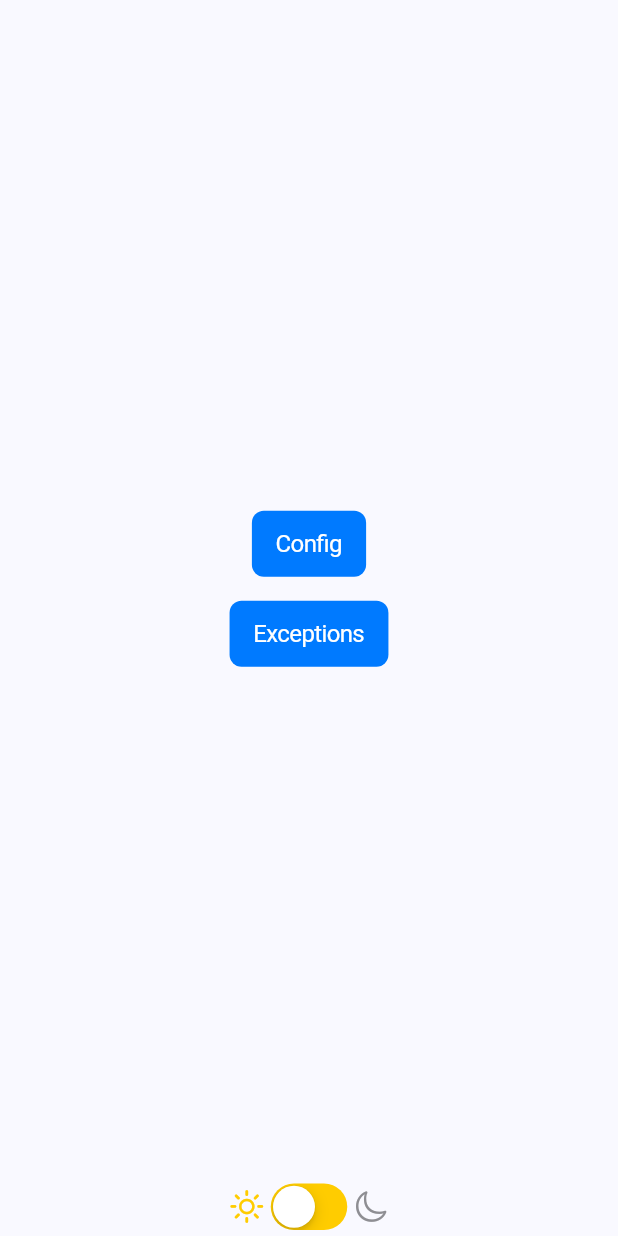
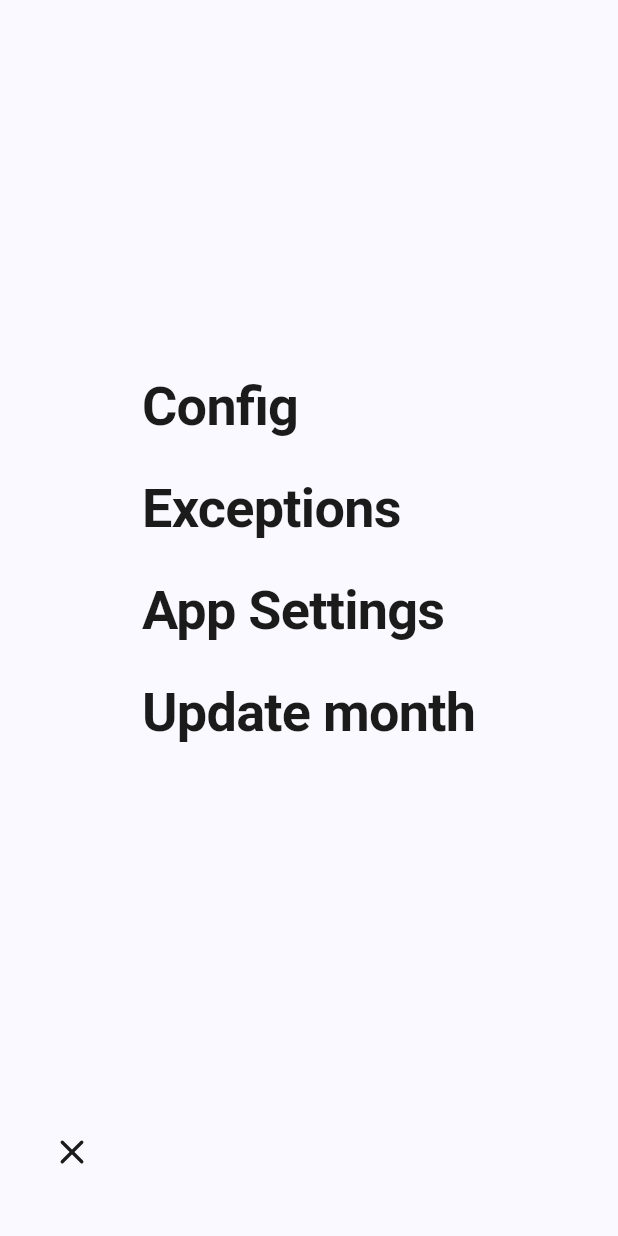
Before and after one commit to JoelSmith123/household_expenses_splitter, a Flutter app: what menuScreen() shows on an empty page, opened directly, on a phone screen of 412 x 824 dp. Run offline on Flutter 3.47's test engine with Material 3 defaults, Android fonts, the phone set to English and light mode, and no system bars; our stand-ins replace flutter_contacts, google_fonts, supabase_flutter; missing offline and left inert: supabase_auth_ui; accounts and stored records are empty.

Commit message:
Redesign menu screen with plain-text items and floating close button
Matches the design's "menu overlay": no chrome, just a left-aligned
column of headline-style menu items centered on the cream canvas, with
a plain ink × at the same bottom-left coordinates as the home screen's
hamburger so the user's thumb never moves.

Items: Config, Exceptions, App Settings, Update month. Update month
preserves access to the existing entry flow (start → income →
expenses → summary) now that home — not start — is the post-signin
landing page.

The brightness toggle that lived on this screen is dropped here and
will be relocated to the App Settings screen in a follow-up commit.
The App Settings menu item is wired but its destination route is not
yet registered, so tapping it falls through until that screen lands.

```diff
--- a/lib/main.dart
+++ b/lib/main.dart
@@ -200,7 +200,7 @@ class MyHomePage extends StatelessWidget {
     ];
     // Pages that own their own padding/safe-area + draw their own floating
     // nav button instead of relying on the top CupertinoNavigationBar.
-    const fullBleedPages = {'home'};
+    const fullBleedPages = {'home', 'menu'};
 
     return Consumer<AppState>(
       builder: (context, appState, child) {
--- a/lib/menu_screen.dart
+++ b/lib/menu_screen.dart
@@ -1,73 +1,78 @@
 import 'package:flutter/cupertino.dart';
 import 'package:provider/provider.dart';
+
 import 'providers/app_state.dart';
+import 'styles/app_styles.dart';
+import 'widgets/floating_nav_button.dart';
+
+class _MenuItem {
+  final String label;
+  final String route;
+  const _MenuItem(this.label, this.route);
+}
+
+const List<_MenuItem> _menuItems = [
+  _MenuItem('Config', 'config'),
+  _MenuItem('Exceptions', 'exceptions'),
+  _MenuItem('App Settings', 'app settings'),
+  _MenuItem('Update month', 'start'),
+];
 
 Widget menuScreen() {
-  return Consumer<AppState>(builder: (context, appState, child) {
-    return SizedBox.expand(
+  return Consumer<AppState>(
+    builder: (context, appState, _) {
+      return SafeArea(
+        child: Stack(
+          children: [
+            Column(
+              children: [
+                // Spacer matches the home screen's app-bar height so the
+                // visual rhythm stays consistent when toggling between them.
+                const SizedBox(height: 44),
+                Expanded(
+                  child: Center(
+                    child: Padding(
+                      padding: const EdgeInsets.fromLTRB(
+                        AppSpacing.lg - 4, // 20
+                        0,
+                        AppSpacing.lg - 4, // 20
+                        120, // clearance for floating close button
+                      ),
                       child: Column(
-        children: <Widget>[
-          const Spacer(),
+                        mainAxisSize: MainAxisSize.min,
+                        crossAxisAlignment: CrossAxisAlignment.start,
+                        children: [
+                          for (var i = 0; i < _menuItems.length; i++) ...[
+                            if (i > 0) const SizedBox(height: 28),
                             CupertinoButton(
-            padding:
-                const EdgeInsets.symmetric(horizontal: 16.0, vertical: 8.0),
-            color: CupertinoColors.activeBlue,
-            borderRadius: BorderRadius.circular(8.0),
-            child: const Text(
-              'Config',
-              style: TextStyle(
-                fontSize: 16.0,
-                color: CupertinoColors.white,
+                              padding: EdgeInsets.zero,
+                              minimumSize: Size.zero,
+                              pressedOpacity: 0.5,
+                              onPressed: () =>
+                                  appState.navigateToPage(_menuItems[i].route),
+                              child: Text(
+                                _menuItems[i].label,
+                                style: AppText.menuItem(),
                               ),
                             ),
-            onPressed: () {
-              appState.navigateToPage('config');
-            },
+                          ],
+                        ],
                       ),
-          const SizedBox(height: 16.0),
-          CupertinoButton(
-            padding:
-                const EdgeInsets.symmetric(horizontal: 16.0, vertical: 8.0),
-            color: CupertinoColors.activeBlue,
-            borderRadius: BorderRadius.circular(8.0),
-            child: const Text(
-              'Exceptions',
-              style: TextStyle(
-                fontSize: 16.0,
-                color: CupertinoColors.white,
-              ),
-            ),
-            onPressed: () {
-              appState.navigateToPage('exceptions');
-            },
-          ),
-
-          // light mode/dark mode switch
-          const Spacer(),
-          Padding(
-            padding: const EdgeInsets.all(0.0),
-            child: Center(
-              child: Row(
-                mainAxisSize: MainAxisSize.min,
-                children: [
-                  const Icon(CupertinoIcons.sun_max,
-                      color: CupertinoColors.systemYellow),
-                  CupertinoSwitch(
-                    value: appState.brightnessModeSwitchValue,
-                    activeTrackColor: CupertinoColors.systemGrey,
-                    inactiveTrackColor: CupertinoColors.systemYellow,
-                    onChanged: (bool value) {
-                      appState.toggleBrightnessMode();
-                    },
-                  ),
-                  const Icon(CupertinoIcons.moon,
-                      color: CupertinoColors.systemGrey),
-                ],
                     ),
                   ),
                 ),
               ],
             ),
+            Positioned(
+              left: AppSpacing.lg - 4, // 20
+              bottom: 28,
+              child: FloatingNavButton.close(
+                onPressed: appState.closeMenu,
+              ),
+            ),
+          ],
+        ),
       );
-  });
+    },
+  );
 }
```
Lines whose indentation alone changed are shown as unchanged.
